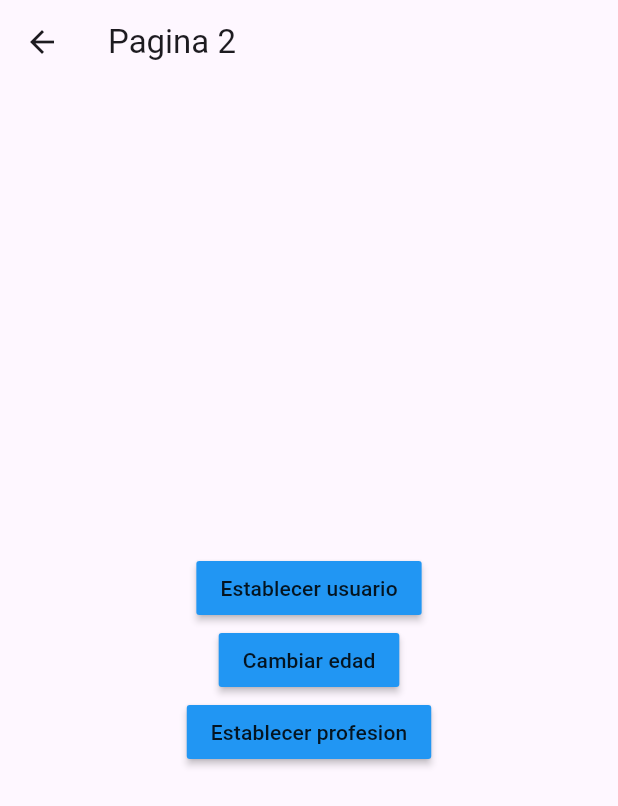
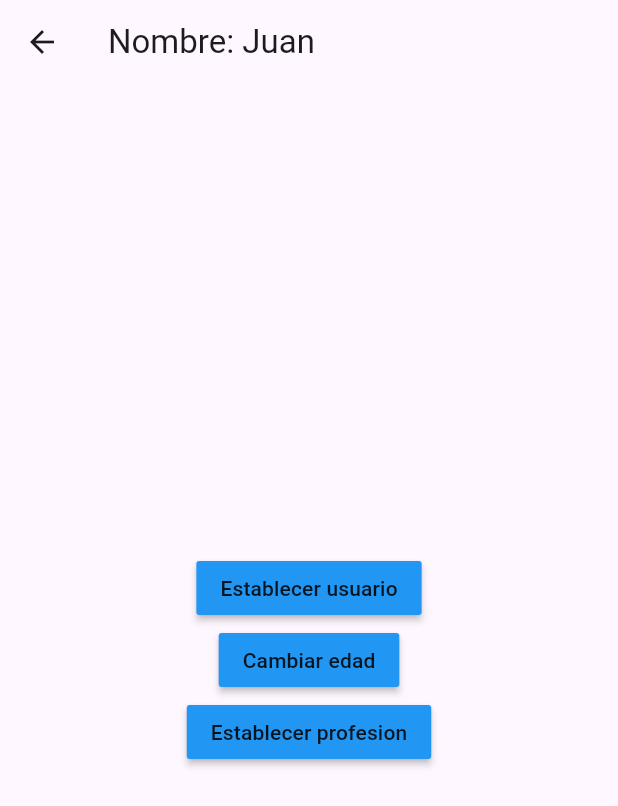
Before and after one commit to Jnpvl/States_Flutter, a Flutter app: the Pagina2Pages screen opened by its route, after a tap on "Establecer usuario", on a phone screen of 412 x 824 dp. Shown: the top 806 px of the screen. Run offline on Flutter 3.47's test engine with Material 3 defaults, Android fonts, the phone set to English and light mode, and no system bars.

Commit message:
fin singleton

```diff
--- a/lib/models/usuario.dart
+++ b/lib/models/usuario.dart
@@ -3,6 +3,6 @@ class Usuario {
   int edad;
   List<String> profesiones;
 
-  Usuario(
-      {required this.nombre, required this.edad, required this.profesiones});
+  Usuario({required this.nombre, required this.edad, required this.profesiones})
+      : assert(nombre != null);
 }
--- a/lib/pages/pagina1_pages.dart
+++ b/lib/pages/pagina1_pages.dart
@@ -1,3 +1,5 @@
+import 'package:estados/models/usuario.dart';
+import 'package:estados/services/usuario_service.dart';
 import 'package:flutter/material.dart';
 
 class Pagina1Pages extends StatelessWidget {
@@ -9,7 +11,16 @@ class Pagina1Pages extends StatelessWidget {
       appBar: AppBar(
         title: Text('Pagina 1'),
       ),
-      body: InformacionUsuario(),
+      body: StreamBuilder(
+        stream: usuarioService.usuarioStream,
+        builder: (BuildContext context, AsyncSnapshot<Usuario> snapshot) {
+          return snapshot.hasData
+              ? InformacionUsuario(usuario: usuarioService.usuario)
+              : Center(
+                  child: Text('No hay informacion'),
+                );
+        },
+      ),
       floatingActionButton: FloatingActionButton(
         onPressed: () {
           Navigator.pushNamed(context, 'pagina2');
@@ -21,6 +32,10 @@ class Pagina1Pages extends StatelessWidget {
 }
 
 class InformacionUsuario extends StatelessWidget {
+  final Usuario? usuario;
+
+  const InformacionUsuario({this.usuario});
+
   @override
   Widget build(BuildContext context) {
     return Container(
@@ -37,10 +52,10 @@ class InformacionUsuario extends StatelessWidget {
           ),
           Divider(),
           ListTile(
-            title: Text('Nombre: '),
+            title: Text('Nombre: ${usuario?.nombre}'),
           ),
           ListTile(
-            title: Text('Edad: '),
+            title: Text('Edad: ${usuario?.edad}'),
           ),
           Text(
             'Profesiones',
--- a/lib/pages/pagina2_pages.dart
+++ b/lib/pages/pagina2_pages.dart
@@ -1,3 +1,5 @@
+import 'package:estados/models/usuario.dart';
+import 'package:estados/services/usuario_service.dart';
 import 'package:flutter/material.dart';
 
 class Pagina2Pages extends StatelessWidget {
@@ -7,7 +9,14 @@ class Pagina2Pages extends StatelessWidget {
   Widget build(BuildContext context) {
     return Scaffold(
       appBar: AppBar(
-        title: Text('Pagina 2'),
+        title: StreamBuilder(
+          stream: usuarioService.usuarioStream,
+          builder: (BuildContext context, AsyncSnapshot<Usuario> snapshot) {
+            return snapshot.hasData
+                ? Text('Nombre: ${snapshot.data?.nombre}')
+                : Text('Pagina dos');
+          },
+        ),
       ),
       body: Center(
         child: Column(
@@ -16,12 +25,20 @@ class Pagina2Pages extends StatelessWidget {
             MaterialButton(
               color: Colors.blue,
               child: Text('Establecer usuario'),
-              onPressed: () {},
+              onPressed: () {
+                final nuevoUsuario = new Usuario(
+                    nombre: 'Juan',
+                    edad: 12,
+                    profesiones: ['alba;i;', 'chambeador']);
+                usuarioService.cargarUsuario(nuevoUsuario);
+              },
             ),
             MaterialButton(
               color: Colors.blue,
               child: Text('Cambiar edad'),
-              onPressed: () {},
+              onPressed: () {
+                usuarioService.cambiarEdad(32);
+              },
             ),
             MaterialButton(
               color: Colors.blue,
--- /dev/null
+++ b/lib/services/usuario_service.dart
@@ -0,0 +1,32 @@
+import 'dart:async';
+
+import 'package:estados/models/usuario.dart';
+
+class _UsuarioService {
+  Usuario? _usuario;
+
+  StreamController<Usuario> _usuarioStreamController =
+      new StreamController<Usuario>.broadcast();
+
+  Usuario? get usuario => this._usuario;
+  bool get existeUsuario => (this._usuario != null) ? true : false;
+
+  Stream<Usuario> get usuarioStream => _usuarioStreamController.stream;
+
+  void cargarUsuario(Usuario user) {
+    this._usuario = user;
+    this._usuarioStreamController.add(user);
+  }
+
+  void cambiarEdad(int edad) {
+    this._usuario!.edad = edad;
+    this._usuarioStreamController.add(this._usuario!);
+  }
+
+  dispose() {
+    this._usuarioStreamController.close();
+  }
+}
+
+//para utilziar la misma instancia en todos los lugares
+final usuarioService = new _UsuarioService();
--- a/pubspec.yaml
+++ b/pubspec.yaml
@@ -39,6 +39,10 @@ dependencies:
 dev_dependencies:
   flutter_test:
     sdk: flutter
+
+analyzer:
+  errors:
+    prefer_const_constructors: ignore
 
   # The "flutter_lints" package below contains a set of recommended lints to
   # encourage good coding practices. The lint set provided by the package is
```
Also changed, not shown: pubspec.lock.
